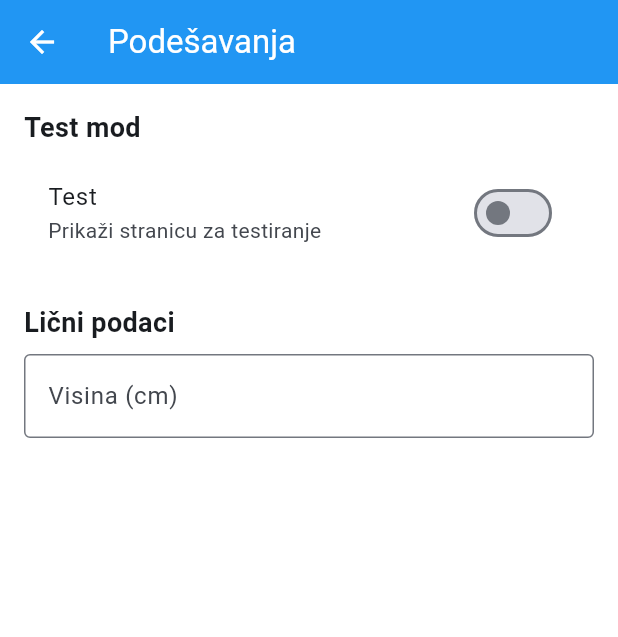
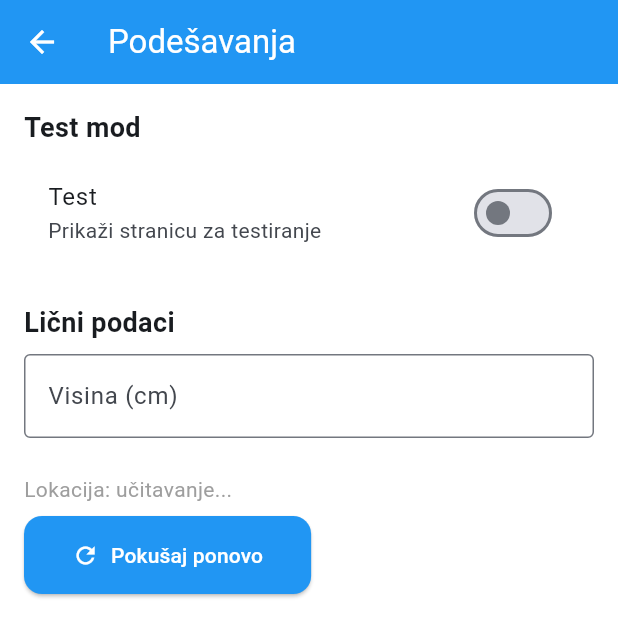
Before and after one commit to haadith/aura, a Flutter app: the SettingsScreen screen opened directly, on a phone screen of 412 x 824 dp. Shown: the top 637 px of the screen. Run offline on Flutter 3.47's test engine with Material 3 defaults, Android fonts, the phone set to English and light mode, and no system bars; our stand-ins replace another_flushbar, device_info_plus, flutter_slidable, geolocator, permission_handler, shared_preferences; missing offline and left inert: health; accounts and stored records are empty.

Commit message:
Dodato: prikaz i retry za lokaciju u settings, napadi sada dobijaju tačnu lokaciju iz AppState

```diff
--- a/lib/screens/settings_screen.dart
+++ b/lib/screens/settings_screen.dart
@@ -7,6 +7,7 @@ class SettingsScreen extends StatelessWidget {
 
   @override
   Widget build(BuildContext context) {
+    final appState = Provider.of<AppState>(context);
     return Scaffold(
       appBar: AppBar(
         title: const Text('Podešavanja'),
@@ -68,9 +69,53 @@ class SettingsScreen extends StatelessWidget {
                 );
               },
             ),
+            const SizedBox(height: 24),
+            _LocationStatusWidget(),
           ],
         ),
       ),
     );
   }
 }
+
+class _LocationStatusWidget extends StatelessWidget {
+  @override
+  Widget build(BuildContext context) {
+    final appState = Provider.of<AppState>(context);
+    String statusText;
+    Color statusColor;
+    if (appState.locationError != null) {
+      statusText = 'Greška: ${appState.locationError}';
+      statusColor = Colors.red;
+    } else if (appState.currentLocation != null && appState.locationAccuracy != null) {
+      statusText = 'Lokacija: ${appState.currentLocation} (preciznost: ${appState.locationAccuracy?.toStringAsFixed(1)} m)';
+      statusColor = Colors.green[700]!;
+    } else {
+      statusText = 'Lokacija: učitavanje...';
+      statusColor = Colors.grey;
+    }
+    return Column(
+      crossAxisAlignment: CrossAxisAlignment.start,
+      children: [
+        Text(
+          statusText,
+          style: TextStyle(color: statusColor),
+        ),
+        const SizedBox(height: 8),
+        ElevatedButton.icon(
+          onPressed: () => appState.retryLocation(),
+          icon: Icon(Icons.refresh),
+          label: Text('Pokušaj ponovo'),
+        ),
+        if (appState.locationError != null)
+          Padding(
+            padding: const EdgeInsets.only(top: 4.0),
+            child: Text(
+              'DEBUG: ${appState.locationError}',
+              style: TextStyle(fontSize: 12, color: Colors.red[300]),
+            ),
+          ),
+      ],
+    );
+  }
+}
```
Also changed, not shown: lib/screens/evidence_screen.dart (+9 -3 lines), lib/state/app_state.dart (+46 -0 lines), 1 other file.
